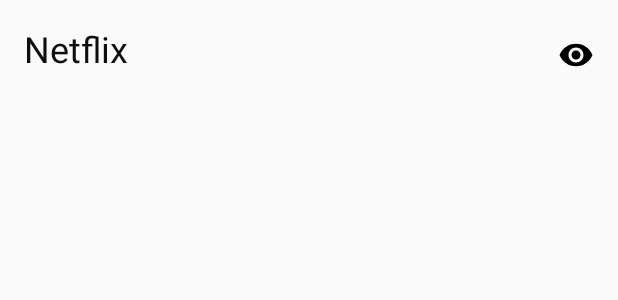
After one commit to mum6ojum6o/SafeBox, an Android app: the layout credential_item.xml on its own in the app's theme, with its tools: preview values and no code run, on a phone screen of 412 x 824 dp. The commit adds this screen. Shown: the top 300 px of the screen. Run offline under Robolectric (Android 15) with nearby library versions, the phone set to English and light mode, and no system bars.

Commit message:
CredentialList

```diff
--- a/app/src/main/AndroidManifest.xml
+++ b/app/src/main/AndroidManifest.xml
@@ -9,6 +9,7 @@
         android:roundIcon="@mipmap/ic_launcher_round"
         android:supportsRtl="true"
         android:theme="@style/AppTheme">
+        <activity android:name=".ListCredentialActivity"></activity>
         <activity android:name=".MainActivity">
             <intent-filter>
                 <action android:name="android.intent.action.MAIN" />
--- a/app/src/main/java/com/mumbojumbo/safebox/CreateCategoryFragment.kt
+++ b/app/src/main/java/com/mumbojumbo/safebox/CreateCategoryFragment.kt
@@ -80,7 +80,6 @@ class CreateCategoryFragment : Fragment(),View.OnClickListener {
                     etCategoryName.text.toString()
                 )
             )
-
         }
         activity?.supportFragmentManager?.beginTransaction()?.remove(this)?.commit()
     }
--- a/app/src/main/java/com/mumbojumbo/safebox/room/AppDatabase.kt
+++ b/app/src/main/java/com/mumbojumbo/safebox/room/AppDatabase.kt
@@ -57,7 +57,7 @@ abstract class AppDatabase:RoomDatabase() {
                     context.applicationContext,
                     AppDatabase::class.java,
                     "safebox_database"
-                ).addCallback(AppDatabaseCallback(scope))
+                )/*.addCallback(AppDatabaseCallback(scope))*/
                     .build()
                 INSTANCE = instance
                 return instance
--- /dev/null
+++ b/app/src/main/res/drawable/ic_add_black_24dp.xml
@@ -0,0 +1,5 @@
+<vector android:height="24dp" android:tint="#36DB91"
+    android:viewportHeight="24.0" android:viewportWidth="24.0"
+    android:width="24dp" xmlns:android="http://schemas.android.com/apk/res/android">
+    <path android:fillColor="#FF000000" android:pathData="M19,13h-6v6h-2v-6H5v-2h6V5h2v6h6v2z"/>
+</vector>
--- /dev/null
+++ b/app/src/main/res/drawable/ic_visibility_black_24dp.xml
@@ -0,0 +1,9 @@
+<vector xmlns:android="http://schemas.android.com/apk/res/android"
+        android:width="24dp"
+        android:height="24dp"
+        android:viewportWidth="24.0"
+        android:viewportHeight="24.0">
+    <path
+        android:fillColor="#FF000000"
+        android:pathData="M12,4.5C7,4.5 2.73,7.61 1,12c1.73,4.39 6,7.5 11,7.5s9.27,-3.11 11,-7.5c-1.73,-4.39 -6,-7.5 -11,-7.5zM12,17c-2.76,0 -5,-2.24 -5,-5s2.24,-5 5,-5 5,2.24 5,5 -2.24,5 -5,5zM12,9c-1.66,0 -3,1.34 -3,3s1.34,3 3,3 3,-1.34 3,-3 -1.34,-3 -3,-3z"/>
+</vector>
--- /dev/null
+++ b/app/src/main/res/layout/credential_item.xml
@@ -0,0 +1,37 @@
+<?xml version="1.0" encoding="utf-8"?>
+<androidx.constraintlayout.widget.ConstraintLayout
+    xmlns:android="http://schemas.android.com/apk/res/android"
+    xmlns:app="http://schemas.android.com/apk/res-auto"
+    xmlns:tools="http://schemas.android.com/tools"
+    android:layout_width="match_parent"
+    android:layout_height="match_parent">
+
+
+    <TextView
+        android:id="@+id/tv_description"
+        android:layout_width="wrap_content"
+        android:layout_height="wrap_content"
+        android:layout_marginStart="16dp"
+        android:layout_marginLeft="16dp"
+        android:layout_marginTop="16dp"
+        android:text="TextView"
+        tools:text="Netflix"
+        android:textColor="#0E0E0E"
+        android:textSize="24sp"
+        app:layout_constraintStart_toStartOf="parent"
+        app:layout_constraintTop_toTopOf="parent" />
+
+    <ImageView
+        android:id="@+id/iv_view_credentials"
+        android:layout_width="wrap_content"
+        android:layout_height="wrap_content"
+        android:layout_marginEnd="16dp"
+        android:layout_marginRight="16dp"
+        app:layout_constraintBottom_toBottomOf="@+id/tv_description"
+        app:layout_constraintEnd_toEndOf="parent"
+        app:layout_constraintHorizontal_bias="1.0"
+        app:layout_constraintStart_toEndOf="@+id/tv_description"
+        app:layout_constraintTop_toTopOf="@+id/tv_description"
+        app:layout_constraintVertical_bias="1.0"
+        app:srcCompat="@drawable/ic_visibility_black_24dp" />
+</androidx.constraintlayout.widget.ConstraintLayout>
--- a/app/src/main/res/values/strings.xml
+++ b/app/src/main/res/values/strings.xml
@@ -7,4 +7,5 @@
     <string name="category_name" translatable="true">Category Name</string>
     <string name="save" translatable="true">Save</string>
     <string name="reset" translatable="true">Reset</string>
+    <string name="Credentials" translatable="true">Credentials</string>
 </resources>
```
Also changed, not shown: app/src/main/java/com/mumbojumbo/safebox/CategoryFragment.kt (+14 -6 lines), app/src/main/java/com/mumbojumbo/safebox/CredentialListFragment.kt (added, +64 -0 lines), app/src/main/java/com/mumbojumbo/safebox/ListCredentialActivity.kt (added, +18 -0 lines), app/src/main/java/com/mumbojumbo/safebox/MainActivity.kt (+3 -4 lines), app/src/main/java/com/mumbojumbo/safebox/adapters/CategoryAdapter.kt (+6 -3 lines), app/src/main/java/com/mumbojumbo/safebox/adapters/CredentialListAdapter.kt (added, +38 -0 lines), app/src/main/java/com/mumbojumbo/safebox/viewholders/CategoryViewHolder.kt (+15 -4 lines), app/src/main/java/com/mumbojumbo/safebox/viewholders/CredentialListItemViewHolder.kt (added, +39 -0 lines), app/src/main/res/layout/activity_list_credential.xml (added, +14 -0 lines), app/src/main/res/layout/fragment_credential_list.xml (added, +43 -0 lines).
